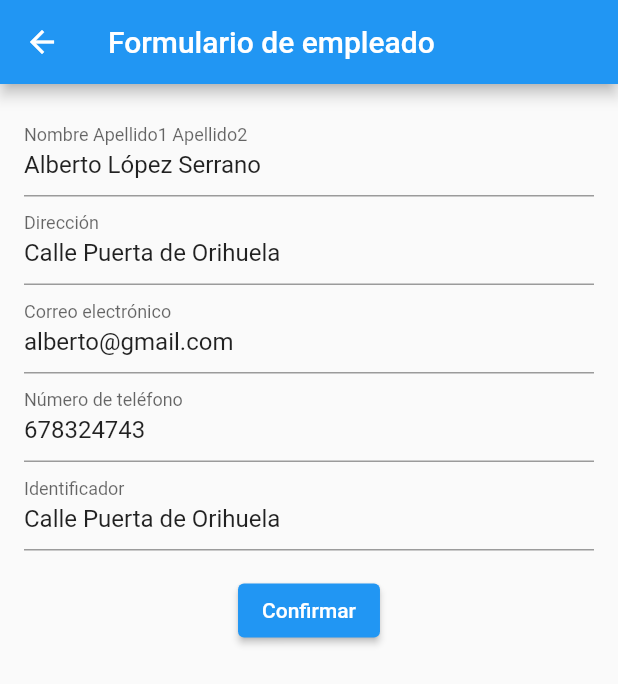
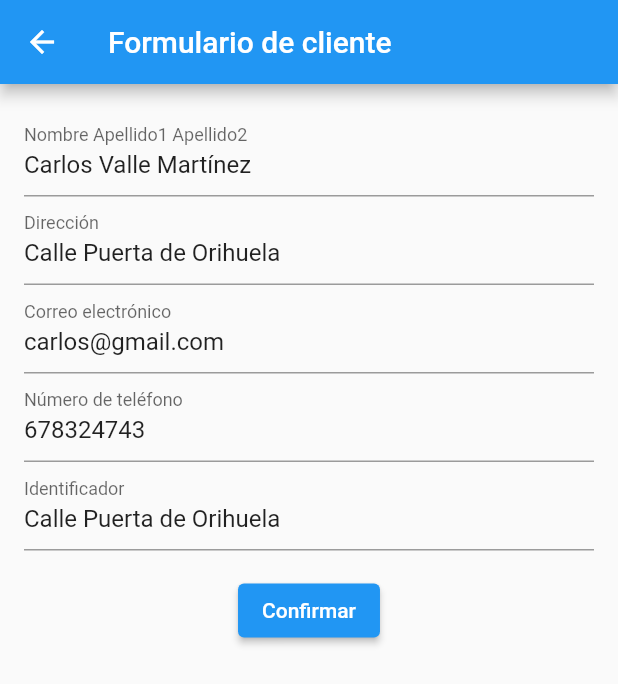
Before and after one commit to dpoulols/ds_p2_flutter, a Flutter app: the GestionClientesScreen screen opened directly, after a tap on the "edit" icon, on a phone screen of 412 x 824 dp. Shown: the top 684 px of the screen. Run offline on Flutter 3.47's test engine with Material 2 defaults, Android fonts, the phone set to English and light mode, and no system bars; network calls fail.

Commit message:
Añadida la funcionalidad a los clientes

```diff
--- a/lib/gestionClientesScreen.dart
+++ b/lib/gestionClientesScreen.dart
@@ -1,20 +1,14 @@
-import 'package:ds_p2_flutter/gestion_clientes.dart';
 import 'package:flutter/material.dart';
-import 'package:ds_p2_flutter/home_page.dart';
-import 'package:ds_p2_flutter/catalog_screen.dart';
-import 'catalog_screen.dart';
-import 'package:ds_p2_flutter/home_page.dart';
-import 'package:ds_p2_flutter/acceso_empleados.dart';
-import 'package:ds_p2_flutter/pantallaFormulario.dart';
+import 'package:ds_p2_flutter/pantallaFormularioClientes.dart';
 
-class Empleado {
+class Cliente {
   final String nombre;
   final String direccion;
   final String correo;
   final String numero;
   final String identificador;
 
-  Empleado({required this.nombre, required this.direccion, required this.correo, required this.numero, required this.identificador});
+  Cliente({required this.nombre, required this.direccion, required this.correo, required this.numero, required this.identificador});
 }
 
 
@@ -28,48 +22,48 @@ class GestionClientesScreen extends StatefulWidget {
 class _GestionClientesScreenState extends State<GestionClientesScreen> {
 
 
-  List<Empleado> empleados = [
-    Empleado(nombre: 'Alberto López Serrano', direccion: 'Calle Puerta de Orihuela', correo: 'alberto@gmail.com', numero: '678324743', identificador: '1'),
-    Empleado(nombre: 'Lucas Martínez García', direccion: 'Calle Martinez de la Rosa', correo: 'lucas@gmail.com', numero: '726372636', identificador: '2'),
-    Empleado(nombre: 'Laura María López Box', direccion: 'Calle Altamirano', correo: 'laura@gmail.com', numero: '687600218', identificador: '3'),
-    Empleado(nombre: 'Juan José Rojas Valle', direccion: 'Calle José Recuerda', correo: 'juan@gmail.com', numero: '606850972', identificador: '4'),
-    Empleado(nombre: 'Íñigo Sánchez Serrano', direccion: 'Calle Lorca', correo: 'iñigo@gmail.com', numero: '696257835', identificador: '5'),
-    Empleado(nombre: 'Roberto López Cabanes', direccion: 'Calle Valle Inclán', correo: 'roberto@gmail.com', numero: '698521456', identificador: '6'),
-    Empleado(nombre: 'Jorge Piernas Vázquez', direccion: 'Calle Puerta Nueva', correo: 'jorge@gmail.com', numero: '678655589', identificador: '7'),
-    Empleado(nombre: 'Mercedes Bleda Aznar', direccion: 'Calle Canalejas', correo: 'mercedes@gmail.com', numero: '965587542', identificador: '8'),
-    Empleado(nombre: 'Fernando Alcantud Gil', direccion: 'Calle Recogidas', correo: 'fernando@gmail.com', numero: '658632699', identificador: '9'),
+  List<Cliente> clientes = [
+    Cliente(nombre: 'Carlos Valle Martínez', direccion: 'Calle Puerta de Orihuela', correo: 'carlos@gmail.com', numero: '678324743', identificador: '1'),
+    Cliente(nombre: 'María Velázquez Gil', direccion: 'Calle Martinez de la Rosa', correo: 'maria@gmail.com', numero: '726372636', identificador: '2'),
+    Cliente(nombre: 'Begoña López Megías', direccion: 'Calle Altamirano', correo: 'begoña@gmail.com', numero: '687600218', identificador: '3'),
+    Cliente(nombre: 'Gimena Giménez Fernández', direccion: 'Calle José Recuerda', correo: 'gimena@gmail.com', numero: '606850972', identificador: '4'),
+    Cliente(nombre: 'David Gregorio Serrano', direccion: 'Calle Lorca', correo: 'david@gmail.com', numero: '696257835', identificador: '5'),
+    Cliente(nombre: 'Martín García Ródenas', direccion: 'Calle Valle Inclán', correo: 'martin@gmail.com', numero: '698521456', identificador: '6'),
+    Cliente(nombre: 'Magdalena Piernas Box', direccion: 'Calle Puerta Nueva', correo: 'magdalena@gmail.com', numero: '678655589', identificador: '7'),
+    Cliente(nombre: 'María Vicente Aznar', direccion: 'Calle Canalejas', correo: 'vicente@gmail.com', numero: '965587542', identificador: '8'),
+    Cliente(nombre: 'Fernando López Gil', direccion: 'Calle Recogidas', correo: 'fernando@gmail.com', numero: '658632699', identificador: '9'),
 
   ];
 
-  void eliminarEmpleado(Empleado empleado) {
+  void eliminarCliente(Cliente cliente) {
     setState(() {
-  empleados.remove(empleado);
+      clientes.remove(cliente);
     });
   }
 
-  Future<void> mostrarFormularioNuevoEmpleado() async {
-    final nuevoEmpleado = await Navigator.push(
+  Future<void> mostrarFormularioNuevoCliente() async {
+    final nuevoCliente = await Navigator.push(
       context,
-      MaterialPageRoute(builder: (context) => PantallaFormulario()),
+      MaterialPageRoute(builder: (context) => PantallaFormularioClientes()),
     );
 
-    if (nuevoEmpleado != null && nuevoEmpleado is Empleado) {
+    if (nuevoCliente != null && nuevoCliente is Cliente) {
       setState(() {
-        empleados.add(nuevoEmpleado);
+        clientes.add(nuevoCliente);
       });
     }
   }
 
-  void mostrarFormularioEditarEmpleado(Empleado empleado) async {
-    final empleadoModificado = await Navigator.push(
+  void mostrarFormularioEditarCliente(Cliente cliente) async {
+    final clienteModificado = await Navigator.push(
       context,
-      MaterialPageRoute(builder: (context) => PantallaFormulario(empleado: empleado)),
+      MaterialPageRoute(builder: (context) => PantallaFormularioClientes(cliente: cliente)),
     );
 
-    if (empleadoModificado != null && empleadoModificado is Empleado) {
+    if (clienteModificado != null && clienteModificado is Cliente) {
       setState(() {
-        int index = empleados.indexOf(empleado);
-        empleados[index] = empleadoModificado;
+        int index = clientes.indexOf(cliente);
+        clientes[index] = clienteModificado;
       });
     }
   }
@@ -78,12 +72,12 @@ class _GestionClientesScreenState extends State<GestionClientesScreen> {
 
 
 
-  void showPopUpDelete(Empleado empleado) {
+  void showPopUpDelete(Cliente cliente) {
     showDialog(
       context: context,
       builder: (BuildContext context) {
         return AlertDialog(
-          title: Text("Vas a eliminar a este empleado del sistema"),
+          title: Text("Vas a eliminar a este cliente del sistema"),
           content: Text("¿Estás seguro?"),
           actions: <Widget>[
             ElevatedButton(
@@ -96,7 +90,7 @@ class _GestionClientesScreenState extends State<GestionClientesScreen> {
               child: Text("OK"),
               onPressed: () {
                 Navigator.of(context).pop();
-                showPopUpDelete2(empleado);
+                showPopUpDelete2(cliente);
               },
             ),
           ],
@@ -105,19 +99,19 @@ class _GestionClientesScreenState extends State<GestionClientesScreen> {
     );
   }
 
-  void showPopUpDelete2(Empleado empleado) {
+  void showPopUpDelete2(Cliente cliente) {
     showDialog(
       context: context,
       builder: (BuildContext context) {
         return AlertDialog(
-          title: Text("El empleado va a ser eliminado del sistema"),
-          content: Text("El emplado ${empleado.nombre} está siendo eliminado del sistema"),
+          title: Text("El cliente va a ser eliminado del sistema"),
+          content: Text("El cliente ${cliente.nombre} está siendo eliminado del sistema"),
           actions: <Widget>[
             ElevatedButton(
               child: Text("OK"),
               onPressed: () {
                 Navigator.of(context).pop();
-                eliminarEmpleado(empleado);
+                eliminarCliente(cliente);
               },
             ),
           ],
@@ -127,17 +121,17 @@ class _GestionClientesScreenState extends State<GestionClientesScreen> {
   }
 
 
-  Empleado? nuevoEmpleado;
+  Cliente? nuevoCliente;
 
-  void _crearNuevoEmpleado() async {
+  void _crearNuevoCliente() async {
     final resultado = await Navigator.push(
       context,
-      MaterialPageRoute(builder: (context) => PantallaFormulario()),
+      MaterialPageRoute(builder: (context) => PantallaFormularioClientes()),
     );
 
-    if (resultado != null && resultado is Empleado) {
+    if (resultado != null && resultado is Cliente) {
       setState(() {
-        nuevoEmpleado = resultado;
+        nuevoCliente = resultado;
       });
     }
   }
@@ -148,30 +142,30 @@ class _GestionClientesScreenState extends State<GestionClientesScreen> {
   Widget build(BuildContext context) {
     return Scaffold(
       appBar: AppBar(
-      title: Text('Lista de Empleados'),
+        title: Text('Lista de Clientes'),
       ),
       body: Column(
         children: [
           Expanded(
             child: ListView.builder(
-              itemCount: empleados.length,
+              itemCount: clientes.length,
               itemBuilder: (context, index) {
-                Empleado empleado = empleados[index];
+                Cliente cliente = clientes[index];
                 return ListTile(
-                  title: Text(empleado.nombre),
+                  title: Text(cliente.nombre),
                   trailing: Row(
                     mainAxisSize: MainAxisSize.min,
                     children: [
                       IconButton(
                         icon: Icon(Icons.edit),
                         onPressed: () {
-                          mostrarFormularioEditarEmpleado(empleado);
+                          mostrarFormularioEditarCliente(cliente);
                         },
                       ),
                       IconButton(
                         icon: Icon(Icons.delete),
                         onPressed: () {
-                          showPopUpDelete(empleado);
+                          showPopUpDelete(cliente);
                         },
                       ),
                     ],
@@ -183,9 +177,9 @@ class _GestionClientesScreenState extends State<GestionClientesScreen> {
           SizedBox(height: 16),
           ElevatedButton(
             onPressed: () {
-            mostrarFormularioNuevoEmpleado();
+              mostrarFormularioNuevoCliente();
             },
-          child: Text('Crear nuevo empleado'),
+            child: Text('Crear nuevo cliente'),
           ),
         ],
       ),
--- /dev/null
+++ b/lib/pantallaFormularioClientes.dart
@@ -0,0 +1,139 @@
+import 'package:flutter/material.dart';
+import 'package:ds_p2_flutter/gestionEmpleadosScreen.dart';
+import 'package:ds_p2_flutter/gestionClientesScreen.dart';
+
+
+
+
+class PantallaFormularioClientes extends StatefulWidget {
+  final Cliente? cliente;
+
+  PantallaFormularioClientes({this.cliente});
+
+  @override
+  _PantallaFormularioClientesState createState() => _PantallaFormularioClientesState();
+}
+
+class _PantallaFormularioClientesState extends State<PantallaFormularioClientes> {
+  final _formKey = GlobalKey<FormState>();
+  final _nombreController = TextEditingController();
+  final _direccionController = TextEditingController();
+  final _correoController = TextEditingController();
+  final _numeroController = TextEditingController();
+  final _identificadorController = TextEditingController();
+
+  @override
+  void initState() {
+    super.initState();
+
+    if (widget.cliente != null) {
+      _nombreController.text = widget.cliente!.nombre;
+      _direccionController.text = widget.cliente!.direccion;
+      _correoController.text = widget.cliente!.correo;
+      _numeroController.text = widget.cliente!.numero;
+      _identificadorController.text = widget.cliente!.direccion;
+    }
+  }
+
+
+
+
+  @override
+  void dispose() {
+    _nombreController.dispose();
+    _direccionController.dispose();
+    _correoController.dispose();
+    _numeroController.dispose();
+    _identificadorController.dispose();
+    super.dispose();
+  }
+
+
+  void _confirmar() {
+    final clienteModificado = Empleado(
+      nombre: _nombreController.text,
+      direccion: _direccionController.text,
+      correo: _correoController.text,
+      numero: _numeroController.text,
+      identificador: _identificadorController.text,
+    );
+
+    Navigator.pop(context, clienteModificado);
+  }
+
+  @override
+  Widget build(BuildContext context) {
+    return Scaffold(
+      appBar: AppBar(
+        title: Text('Formulario de cliente'),
+      ),
+      body: Padding(
+        padding: EdgeInsets.all(16.0),
+        child:  SingleChildScrollView(
+          child: Form(
+            key: _formKey,
+            child: Column(
+              children: [
+                TextFormField(
+                  controller: _nombreController,
+                  decoration: InputDecoration(labelText: 'Nombre Apellido1 Apellido2'),
+                  validator: (value) {
+                    if (value!.isEmpty) {
+                      return 'Por favor, introduce el nombre completo';
+                    }
+                    return null;
+                  },
+                ),
+                TextFormField(
+                  controller: _direccionController,
+                  decoration: InputDecoration(labelText: 'Dirección'),
+                  validator: (value) {
+                    if (value!.isEmpty) {
+                      return 'Por favor, introduce una dirección';
+                    }
+                    return null;
+                  },
+                ),
+                TextFormField(
+                  controller: _correoController,
+                  decoration: InputDecoration(labelText: 'Correo electrónico'),
+                  validator: (value) {
+                    if (value!.isEmpty) {
+                      return 'Por favor, introduce un correo';
+                    }
+                    return null;
+                  },
+                ),
+                TextFormField(
+                  controller: _numeroController,
+                  decoration: InputDecoration(labelText: 'Número de teléfono'),
+                  validator: (value) {
+                    if (value!.isEmpty) {
+                      return 'Por favor, introduce un número';
+                    }
+                    return null;
+                  },
+                ),
+                TextFormField(
+                  controller: _identificadorController,
+                  decoration: InputDecoration(labelText: 'Identificador'),
+                  validator: (value) {
+                    if (value!.isEmpty) {
+                      return 'Por favor, introduce un identificador';
+                    }
+                    return null;
+                  },
+                ),
+                SizedBox(height: 16),
+                ElevatedButton(
+                  onPressed: _confirmar,
+                  child: Text('Confirmar'),
+                ),
+              ],
+            ),
+          ),
+        ),
+      ),
+    );
+  }
+}
--- a/lib/pantallaFormulario.dart
+++ b/lib/pantallaFormularioEmpleados.dart
@@ -1,25 +1,19 @@
-import 'package:ds_p2_flutter/gestion_clientes.dart';
 import 'package:flutter/material.dart';
-import 'package:ds_p2_flutter/home_page.dart';
-import 'package:ds_p2_flutter/catalog_screen.dart';
-import 'catalog_screen.dart';
-import 'package:ds_p2_flutter/home_page.dart';
-import 'package:ds_p2_flutter/acceso_empleados.dart';
-import 'package:ds_p2_flutter/gestionClientesScreen.dart';
+import 'package:ds_p2_flutter/gestionEmpleadosScreen.dart';
 
 
 
 
-class PantallaFormulario extends StatefulWidget {
+class PantallaFormularioEmpleados extends StatefulWidget {
   final Empleado? empleado;
 
-  PantallaFormulario({this.empleado});
+  PantallaFormularioEmpleados({this.empleado});
 
   @override
-  _PantallaFormularioState createState() => _PantallaFormularioState();
+  _PantallaFormularioEmpleadosState createState() => _PantallaFormularioEmpleadosState();
 }
 
-class _PantallaFormularioState extends State<PantallaFormulario> {
+class _PantallaFormularioEmpleadosState extends State<PantallaFormularioEmpleados> {
   final _formKey = GlobalKey<FormState>();
   final _nombreController = TextEditingController();
   final _direccionController = TextEditingController();
```
Also changed, not shown: lib/acceso_empleados.dart (+4 -14 lines), lib/gestionEmpleadosScreen.dart (added, +188 -0 lines), lib/gestion_clientes.dart (deleted, +0 -71 lines). Lines whose indentation alone changed are shown as unchanged.
